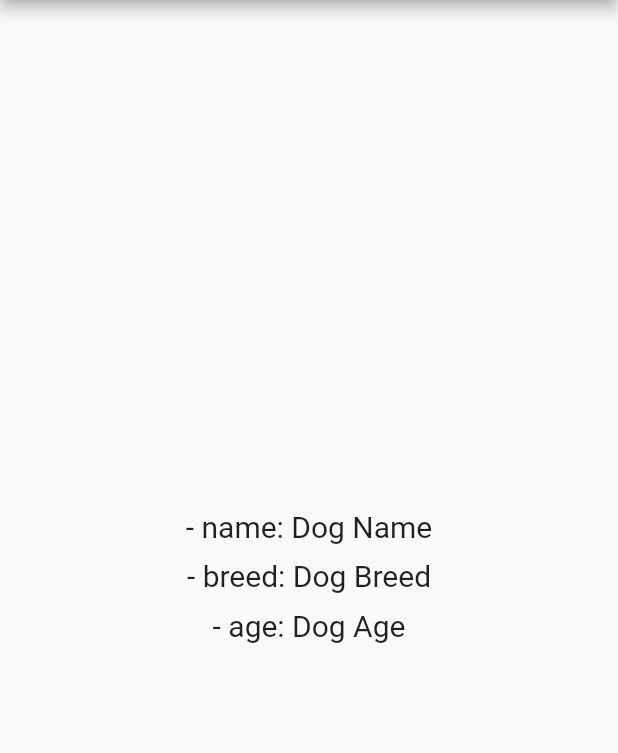
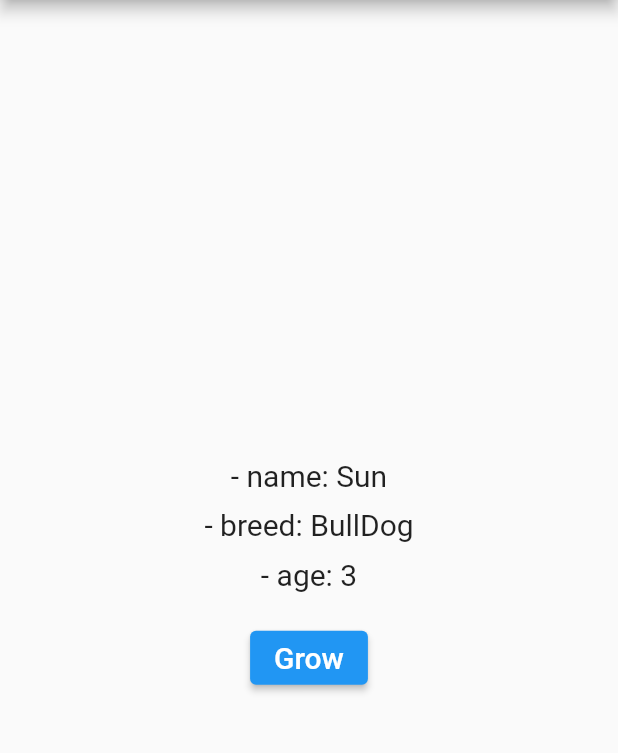
Before and after one commit to 30ML/Dart-Flutter_study, a Flutter app: the screen it shows after launch, on a phone screen of 412 x 824 dp, the part 84-837 px from its top. Run offline on Flutter 3.47's test engine with Material 2 defaults, Android fonts, the phone set to English and light mode, and no system bars; our stand-ins replace flutter_bloc, rxdart.

Commit message:
provider 적용(1) - DI

```diff
--- a/Lecture/Flutter_Provider_Essential_Course/provider_overview_02/lib/main.dart
+++ b/Lecture/Flutter_Provider_Essential_Course/provider_overview_02/lib/main.dart
@@ -1,4 +1,6 @@
 import 'package:flutter/material.dart';
+import 'package:provider/provider.dart';
+import 'package:provider_overview_02/model/dog.dart';
 
 void main() {
   runApp(const MyApp());
@@ -9,12 +11,21 @@ class MyApp extends StatelessWidget {
 
   @override
   Widget build(BuildContext context) {
-    return MaterialApp(
-      title: 'Provider Overview 02',
-      theme: ThemeData(
-        primarySwatch: Colors.blue,
+    return Provider<Dog>(
+      // MaterialApp widget 아래 모든 widget 들이
+      // 아래 Dog instance에 access 할 수 있음.
+      create: (context) => Dog(
+        name: 'Sun',
+        breed: 'BullDog',
+        age: 3,
       ),
-      home: const MyHomePage(),
+      child: MaterialApp(
+        title: 'Provider Overview 02',
+        theme: ThemeData(
+          primarySwatch: Colors.blue,
+        ),
+        home: const MyHomePage(),
+      ),
     );
   }
 }
@@ -34,7 +45,7 @@ class MyHomePage extends StatelessWidget {
           mainAxisSize: MainAxisSize.min,
           children: [
             Text(
-              '- name: Dog Name',
+              '- name: ${Provider.of<Dog>(context).name}',
               style: const TextStyle(fontSize: 20),
             ),
             const SizedBox(height: 10),
@@ -54,11 +65,11 @@ class BreedAndAge extends StatelessWidget {
     return Column(
       children: [
         Text(
-          '- breed: Dog Breed',
+          '- breed: ${Provider.of<Dog>(context).breed}',
           style: const TextStyle(fontSize: 20),
         ),
         const SizedBox(height: 10),
-        Age(),
+        const Age(),
       ],
     );
   }
@@ -72,8 +83,18 @@ class Age extends StatelessWidget {
     return Column(
       children: [
         Text(
-          '- age: Dog Age',
-          style: TextStyle(fontSize: 20),
+          '- age: ${Provider.of<Dog>(context).age}',
+          style: const TextStyle(fontSize: 20),
+        ),
+        const SizedBox(height: 20),
+        ElevatedButton(
+          onPressed: () {
+            Provider.of<Dog>(context, listen: false).grow();
+          },
+          child: const Text(
+            'Grow',
+            style: TextStyle(fontSize: 20),
+          ),
         ),
       ],
     );
--- a/Lecture/Flutter_Provider_Essential_Course/provider_overview_02/lib/model/dog.dart
+++ b/Lecture/Flutter_Provider_Essential_Course/provider_overview_02/lib/model/dog.dart
@@ -8,4 +8,9 @@ class Dog {
     required this.breed,
     this.age = 1,
   });
+
+  void grow() {
+    age++;
+    print('age: $age');
+  }
 }
```
